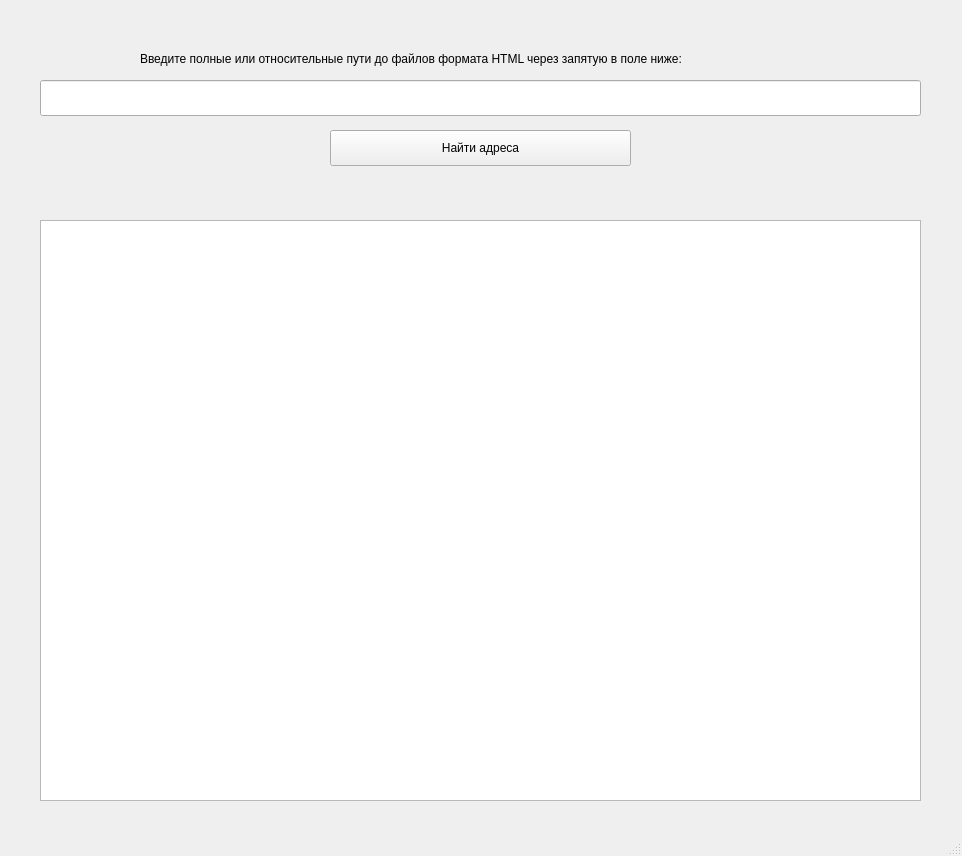
Old version of the form task_4/URLFinder/mainwindow.ui in the repository Dmitriy-M1319/cplusplus_homework.
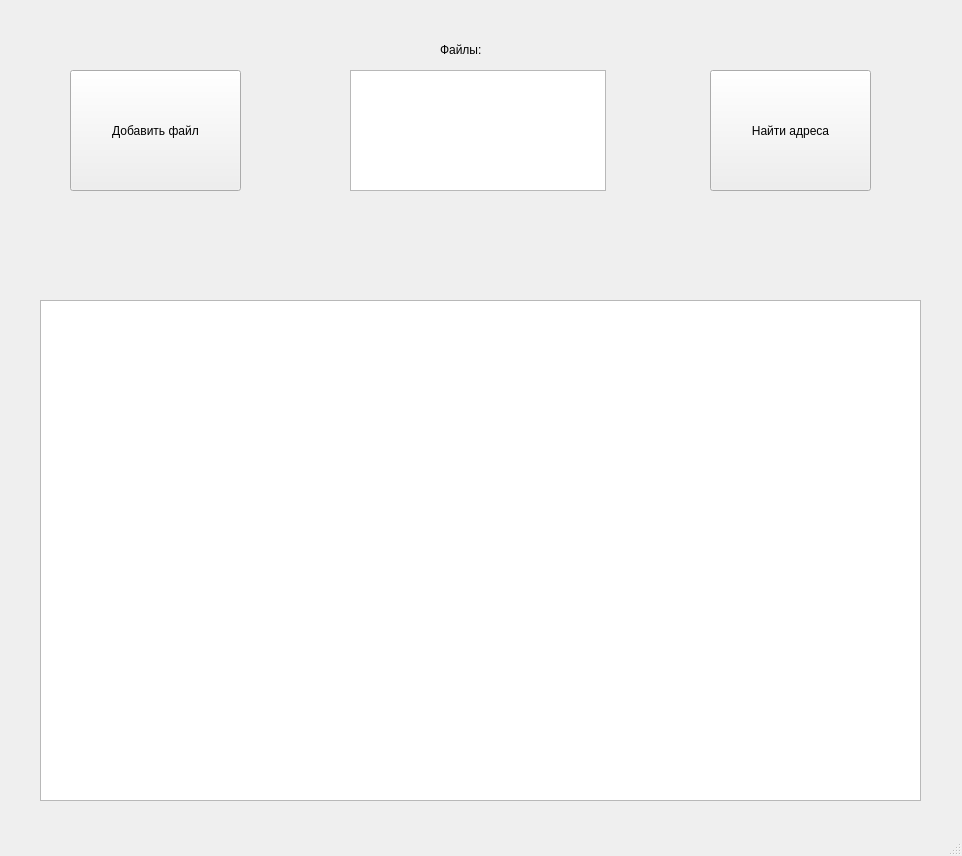
New version of the form.

```diff
--- a/task_4/URLFinder/mainwindow.ui
+++ b/task_4/URLFinder/mainwindow.ui
@@ -14,34 +14,11 @@
    <string>URL Finder</string>
   </property>
   <widget class="QWidget" name="centralwidget">
-   <widget class="QLineEdit" name="filesLineInput">
-    <property name="geometry">
-     <rect>
-      <x>40</x>
-      <y>80</y>
-      <width>881</width>
-      <height>36</height>
-     </rect>
-    </property>
-   </widget>
-   <widget class="QLabel" name="label">
-    <property name="geometry">
-     <rect>
-      <x>140</x>
-      <y>50</y>
-      <width>681</width>
-      <height>19</height>
-     </rect>
-    </property>
-    <property name="text">
-     <string>&lt;html&gt;&lt;head/&gt;&lt;body&gt;&lt;p&gt;Введите полные или относительные пути до файлов формата HTML через запятую в поле ниже:&lt;/p&gt;&lt;/body&gt;&lt;/html&gt;</string>
-    </property>
-   </widget>
    <widget class="QLabel" name="urlFindLabel">
     <property name="geometry">
      <rect>
-      <x>230</x>
-      <y>180</y>
+      <x>240</x>
+      <y>230</y>
       <width>511</width>
       <height>19</height>
      </rect>
@@ -56,10 +33,10 @@
    <widget class="QPushButton" name="urlButton">
     <property name="geometry">
      <rect>
-      <x>330</x>
-      <y>130</y>
-      <width>301</width>
-      <height>36</height>
+      <x>710</x>
+      <y>70</y>
+      <width>161</width>
+      <height>121</height>
      </rect>
     </property>
     <property name="text">
@@ -70,12 +47,51 @@
     <property name="geometry">
      <rect>
       <x>40</x>
-      <y>220</y>
+      <y>300</y>
       <width>881</width>
-      <height>581</height>
+      <height>501</height>
      </rect>
     </property>
    </widget>
+   <widget class="QPushButton" name="addFileButton">
+    <property name="geometry">
+     <rect>
+      <x>70</x>
+      <y>70</y>
+      <width>171</width>
+      <height>121</height>
+     </rect>
+    </property>
+    <property name="text">
+     <string>Добавить файл</string>
+    </property>
+   </widget>
+   <widget class="QLabel" name="label">
+    <property name="geometry">
+     <rect>
+      <x>440</x>
+      <y>40</y>
+      <width>66</width>
+      <height>19</height>
+     </rect>
+    </property>
+    <property name="text">
+     <string>Файлы:</string>
+    </property>
+   </widget>
+   <widget class="QListWidget" name="fileListWidget">
+    <property name="geometry">
+     <rect>
+      <x>350</x>
+      <y>70</y>
+      <width>256</width>
+      <height>121</height>
+     </rect>
+    </property>
+    <property name="movement">
+     <enum>QListView::Free</enum>
+    </property>
+   </widget>
   </widget>
   <widget class="QMenuBar" name="menubar">
    <property name="geometry">
```
